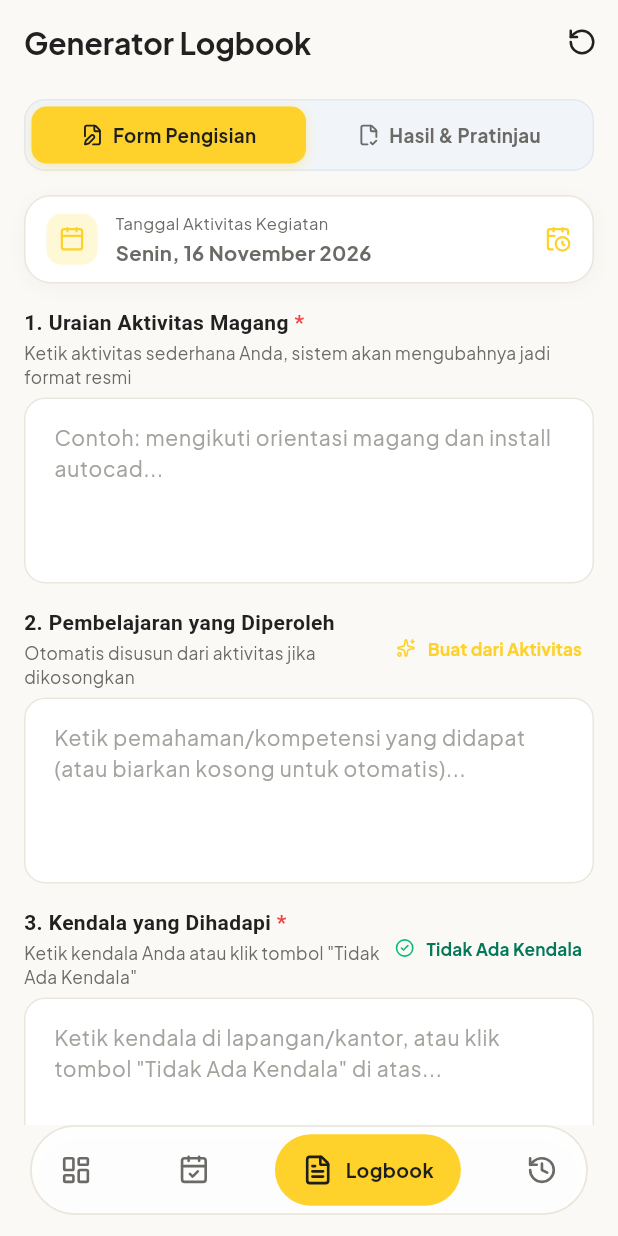
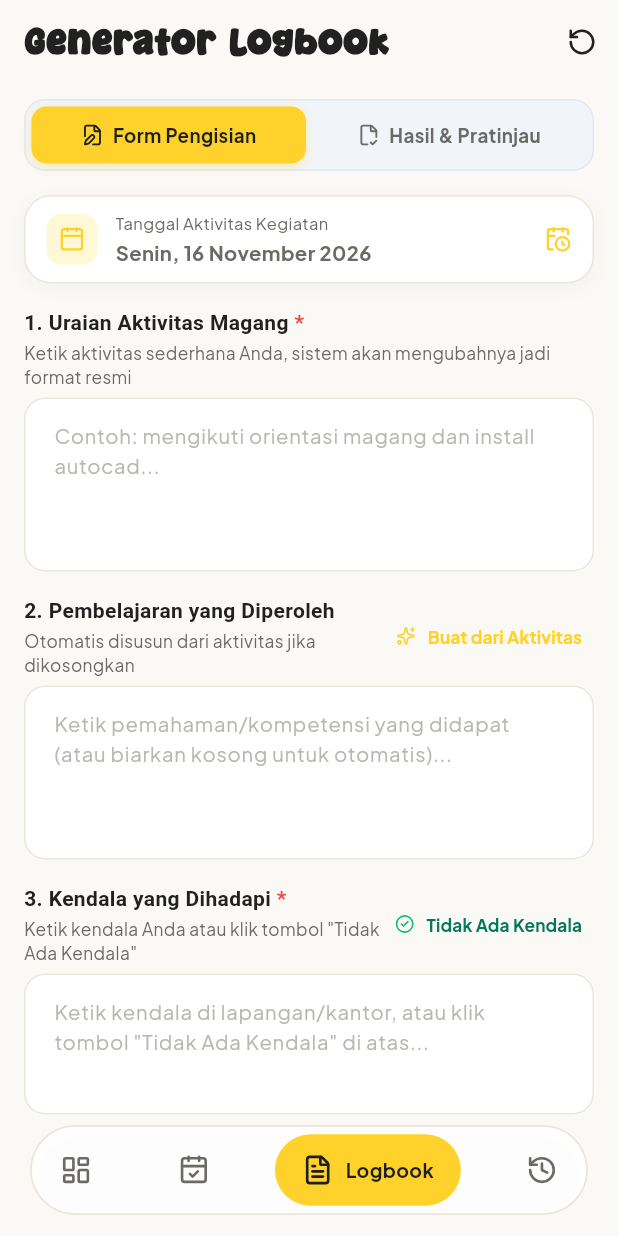
Before and after one commit to ardhikaxx/rama-mobile, a Flutter app: the screen it shows after launch, item 3 of the bottom bar chosen, on a phone screen of 412 x 824 dp. Run offline on Flutter 3.47's test engine with Material 3 defaults, Android fonts, the phone set to English and light mode, and no system bars; our stand-ins replace awesome_snackbar_content, file_picker, fl_chart, flutter_local_notifications, flutter_riverpod, flutter_slidable and 9 more; accounts and stored records are empty.

Commit message:
feat: terapkan font Matcha-Squishy pada header halaman dan buat warna placeholder logbook lebih pudar

```diff
--- a/lib/core/constants/app_colors.dart
+++ b/lib/core/constants/app_colors.dart
@@ -33,6 +33,7 @@ class AppColors {
   static const Color textPrimary = Color(0xFF212121); // Charcoal Black
   static const Color textSecondary = Color(0xFF6B6A66); // Warm Neutral Gray
   static const Color textTertiary = Color(0xFFA3A29D); // Muted Stone Gray
+  static const Color textPlaceholder = Color(0xFFB8B7B2); // Faded soft placeholder for light mode
   static const Color border = Color(0xFFEBE6DC); // Warm Soft Border
   static const Color divider = Color(0xFFF3EFE6);
 
@@ -42,6 +43,7 @@ class AppColors {
   static const Color darkSurfaceElevated = Color(0xFF333333); // Mascot Dark Outline Tone (#333333)
   static const Color darkTextPrimary = Color(0xFFFAFAFA); // Crisp Mascot Body White
   static const Color darkTextSecondary = Color(0xFFA1A1AA); // Neutral Muted Gray
+  static const Color darkTextPlaceholder = Color(0xFF6B6B74); // Faded soft placeholder for dark mode
   static const Color darkBorder = Color(0xFF38383D); // Subtle Dark Border
 
   // Card & Badge Gradients
--- a/lib/core/theme/app_theme.dart
+++ b/lib/core/theme/app_theme.dart
@@ -1,6 +1,7 @@
 import 'package:flutter/material.dart';
 import 'package:google_fonts/google_fonts.dart';
 import '../constants/app_colors.dart';
+import '../constants/app_constants.dart';
 
 class AppTheme {
   static ThemeData get lightTheme {
@@ -63,16 +64,18 @@ class AppTheme {
           fontSize: 12,
         ),
       ),
-      appBarTheme: AppBarTheme(
+      appBarTheme: const AppBarTheme(
         backgroundColor: AppColors.background,
         surfaceTintColor: Colors.transparent,
         elevation: 0,
         centerTitle: false,
-        iconTheme: const IconThemeData(color: AppColors.textPrimary),
-        titleTextStyle: GoogleFonts.plusJakartaSans(
+        iconTheme: IconThemeData(color: AppColors.textPrimary),
+        titleTextStyle: TextStyle(
+          fontFamily: AppConstants.appFontFamily,
           color: AppColors.textPrimary,
-          fontSize: 20,
-          fontWeight: FontWeight.w700,
+          fontSize: 22,
+          fontWeight: FontWeight.w800,
+          letterSpacing: 0.5,
         ),
       ),
       cardTheme: CardThemeData(
@@ -134,8 +137,9 @@ class AppTheme {
           borderSide: const BorderSide(color: AppColors.danger, width: 1.2),
         ),
         hintStyle: GoogleFonts.plusJakartaSans(
-          color: AppColors.textTertiary,
-          fontSize: 14,
+          color: AppColors.textPlaceholder,
+          fontSize: 13.5,
+          fontWeight: FontWeight.w400,
         ),
         labelStyle: GoogleFonts.plusJakartaSans(
           color: AppColors.textSecondary,
@@ -217,16 +221,18 @@ class AppTheme {
           fontSize: 12,
         ),
       ),
-      appBarTheme: AppBarTheme(
+      appBarTheme: const AppBarTheme(
         backgroundColor: AppColors.darkBackground,
         surfaceTintColor: Colors.transparent,
         elevation: 0,
         centerTitle: false,
-        iconTheme: const IconThemeData(color: AppColors.darkTextPrimary),
-        titleTextStyle: GoogleFonts.plusJakartaSans(
+        iconTheme: IconThemeData(color: AppColors.darkTextPrimary),
+        titleTextStyle: TextStyle(
+          fontFamily: AppConstants.appFontFamily,
           color: AppColors.darkTextPrimary,
-          fontSize: 20,
-          fontWeight: FontWeight.w700,
+          fontSize: 22,
+          fontWeight: FontWeight.w800,
+          letterSpacing: 0.5,
         ),
       ),
       cardTheme: CardThemeData(
@@ -287,6 +293,11 @@ class AppTheme {
           borderRadius: BorderRadius.circular(14),
           borderSide: const BorderSide(color: AppColors.danger, width: 1.2),
         ),
+        hintStyle: GoogleFonts.plusJakartaSans(
+          color: AppColors.darkTextPlaceholder,
+          fontSize: 13.5,
+          fontWeight: FontWeight.w400,
+        ),
       ),
       bottomNavigationBarTheme: const BottomNavigationBarThemeData(
         backgroundColor: AppColors.darkSurface,
--- a/lib/presentation/screens/logbook/logbook_screen.dart
+++ b/lib/presentation/screens/logbook/logbook_screen.dart
@@ -273,9 +273,19 @@ class _LogbookScreenState extends ConsumerState<LogbookScreen> {
     LogbookNotifier notifier,
   ) {
     final isSaved = state.currentEntry != null;
+    final placeholderStyle = TextStyle(
+      color: isDark ? AppColors.darkTextPlaceholder : AppColors.textPlaceholder,
+      fontSize: 13.5,
+      fontWeight: FontWeight.w400,
+    );
+    final inputTextStyle = TextStyle(
+      color: isDark ? AppColors.darkTextPrimary : AppColors.textPrimary,
+      fontSize: 14.5,
+      fontWeight: FontWeight.w500,
+    );
 
     return SingleChildScrollView(
-      padding: const EdgeInsets.fromLTRB(16, 8, 16, 95),
+      padding: const EdgeInsets.fromLTRB(16, 8, 16, 24),
       child: Form(
         key: _formKey,
         child: Column(
@@ -384,14 +394,16 @@ class _LogbookScreenState extends ConsumerState<LogbookScreen> {
             TextFormField(
               controller: _activitiesController,
               maxLines: 4,
+              style: inputTextStyle,
               validator: (v) {
                 if (v == null || v.trim().isEmpty) {
                   return 'Uraian aktivitas magang tidak boleh kosong';
                 }
                 return null;
               },
-              decoration: const InputDecoration(
+              decoration: InputDecoration(
                 hintText: 'Contoh: mengikuti orientasi magang dan install autocad...',
+                hintStyle: placeholderStyle,
               ),
             ),
 
@@ -441,8 +453,10 @@ class _LogbookScreenState extends ConsumerState<LogbookScreen> {
             TextFormField(
               controller: _learningsController,
               maxLines: 4,
-              decoration: const InputDecoration(
+              style: inputTextStyle,
+              decoration: InputDecoration(
                 hintText: 'Ketik pemahaman/kompetensi yang didapat (atau biarkan kosong untuk otomatis)...',
+                hintStyle: placeholderStyle,
               ),
             ),
 
@@ -482,14 +496,16 @@ class _LogbookScreenState extends ConsumerState<LogbookScreen> {
             TextFormField(
               controller: _obstaclesController,
               maxLines: 3,
+              style: inputTextStyle,
               validator: (v) {
                 if (v == null || v.trim().isEmpty) {
                   return 'Silakan ketik kendala yang dihadapi atau klik tombol "Tidak Ada Kendala"';
                 }
                 return null;
               },
-              decoration: const InputDecoration(
+              decoration: InputDecoration(
                 hintText: 'Ketik kendala di lapangan/kantor, atau klik tombol "Tidak Ada Kendala" di atas...',
+                hintStyle: placeholderStyle,
               ),
             ),
 
@@ -588,7 +604,7 @@ class _LogbookScreenState extends ConsumerState<LogbookScreen> {
           );
 
     return SingleChildScrollView(
-      padding: const EdgeInsets.fromLTRB(16, 8, 16, 95),
+      padding: const EdgeInsets.fromLTRB(16, 8, 16, 24),
       child: Column(
         crossAxisAlignment: CrossAxisAlignment.start,
         children: [
```
